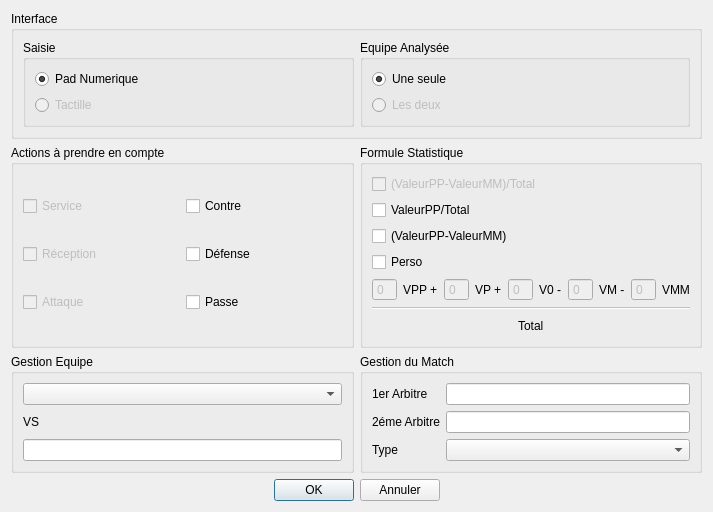
Above: ui/fenetrelancement.ui from flagage/volleyclubstats before the change. Below: the same form after it.
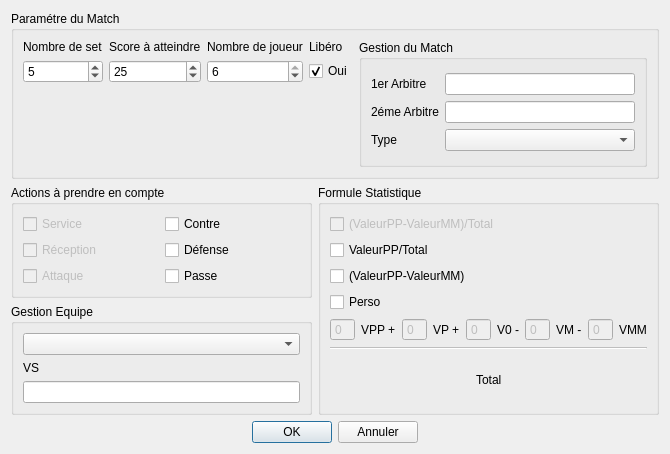
That is the form after the change.

```diff
--- a/ui/fenetrelancement.ui
+++ b/ui/fenetrelancement.ui
@@ -6,8 +6,8 @@
    <rect>
     <x>0</x>
     <y>0</y>
-    <width>713</width>
-    <height>499</height>
+    <width>670</width>
+    <height>454</height>
    </rect>
   </property>
   <property name="windowTitle">
@@ -17,77 +17,149 @@
    <item row="0" column="0" colspan="2">
     <widget class="QGroupBox" name="groupBox_5">
      <property name="title">
-      <string>Interface</string>
+      <string>Paramétre du Match</string>
      </property>
      <layout class="QGridLayout" name="gridLayout_12">
       <item row="0" column="0">
-       <widget class="QGroupBox" name="groupBox_6">
-        <property name="title">
-         <string>Saisie</string>
-        </property>
-        <layout class="QGridLayout" name="gridLayout_11">
-         <item row="0" column="0">
-          <widget class="QRadioButton" name="radioButton">
-           <property name="text">
-            <string>Pad Numerique</string>
-           </property>
-           <property name="checked">
-            <bool>true</bool>
-           </property>
-          </widget>
-         </item>
-         <item row="1" column="0">
-          <widget class="QRadioButton" name="radioButton_2">
-           <property name="enabled">
-            <bool>false</bool>
-           </property>
-           <property name="text">
-            <string>Tactille</string>
-           </property>
-          </widget>
-         </item>
-        </layout>
-       </widget>
-      </item>
-      <item row="0" column="1">
-       <widget class="QGroupBox" name="groupBox_7">
-        <property name="title">
-         <string>Equipe Analysée</string>
-        </property>
         <layout class="QGridLayout" name="gridLayout_10">
-         <item row="0" column="0">
-          <widget class="QRadioButton" name="radioButton_3">
+        <item row="0" column="1">
+         <widget class="QLabel" name="label_12">
            <property name="text">
-            <string>Une seule</string>
+           <string>Score à atteindre</string>
+          </property>
+         </widget>
+        </item>
+        <item row="0" column="3">
+         <widget class="QLabel" name="label_14">
+          <property name="text">
+           <string>Libéro</string>
+          </property>
+         </widget>
+        </item>
+        <item row="1" column="0">
+         <widget class="QSpinBox" name="spinBox_6">
+          <property name="minimum">
+           <number>1</number>
+          </property>
+          <property name="value">
+           <number>5</number>
+          </property>
+         </widget>
+        </item>
+        <item row="0" column="2">
+         <widget class="QLabel" name="label_13">
+          <property name="text">
+           <string>Nombre de joueur</string>
+          </property>
+         </widget>
+        </item>
+        <item row="1" column="2">
+         <widget class="QSpinBox" name="spinBox_8">
+          <property name="minimum">
+           <number>2</number>
+          </property>
+          <property name="maximum">
+           <number>6</number>
+          </property>
+          <property name="value">
+           <number>6</number>
+          </property>
+         </widget>
+        </item>
+        <item row="1" column="1">
+         <widget class="QSpinBox" name="spinBox_7">
+          <property name="value">
+           <number>25</number>
+          </property>
+         </widget>
+        </item>
+        <item row="1" column="3">
+         <widget class="QCheckBox" name="checkBox_11">
+          <property name="text">
+           <string>Oui</string>
            </property>
            <property name="checked">
             <bool>true</bool>
            </property>
           </widget>
          </item>
-         <item row="1" column="0">
-          <widget class="QRadioButton" name="radioButton_4">
-           <property name="enabled">
-            <bool>false</bool>
-           </property>
+        <item row="0" column="0">
+         <widget class="QLabel" name="label_11">
+          <property name="text">
+           <string>Nombre de set</string>
+          </property>
+         </widget>
+        </item>
+        <item row="2" column="1">
+         <spacer name="verticalSpacer">
+          <property name="orientation">
+           <enum>Qt::Vertical</enum>
+          </property>
+          <property name="sizeHint" stdset="0">
+           <size>
+            <width>20</width>
+            <height>40</height>
+           </size>
+          </property>
+         </spacer>
+        </item>
+       </layout>
+      </item>
+      <item row="0" column="1">
+       <widget class="QGroupBox" name="groupBox_8">
+        <property name="title">
+         <string>Gestion du Match </string>
+        </property>
+        <layout class="QGridLayout" name="gridLayout_13">
+         <item row="0" column="0">
+          <layout class="QGridLayout" name="gridLayout_4">
+           <item row="0" column="0">
+            <widget class="QLabel" name="label_8">
            <property name="text">
-            <string>Les deux</string>
+              <string>1er Arbitre</string>
            </property>
           </widget>
          </item>
-        </layout>
+           <item row="0" column="1">
+            <widget class="QLineEdit" name="lineEditArbitre"/>
+           </item>
+           <item row="3" column="0">
+            <widget class="QLabel" name="label_9">
+             <property name="text">
+              <string>Type</string>
+             </property>
+            </widget>
+           </item>
+           <item row="3" column="1">
+            <widget class="QComboBox" name="comboBox_2"/>
+           </item>
+           <item row="1" column="0">
+            <widget class="QLabel" name="label_10">
+             <property name="text">
+              <string>2éme Arbitre</string>
+             </property>
+            </widget>
+           </item>
+           <item row="1" column="1">
+            <widget class="QLineEdit" name="lineEditArbitre_2"/>
+           </item>
+          </layout>
+         </item>
+        </layout>
        </widget>
       </item>
      </layout>
     </widget>
    </item>
    <item row="1" column="0">
+    <layout class="QGridLayout" name="gridLayout_3">
+     <item row="0" column="0">
     <widget class="QGroupBox" name="groupBox">
      <property name="title">
       <string>Actions à prendre en compte</string>
      </property>
-     <layout class="QGridLayout" name="gridLayout_5">
-      <item row="1" column="0">
+       <layout class="QGridLayout" name="gridLayout_11">
+        <item row="0" column="0">
        <widget class="QCheckBox" name="checkBox">
         <property name="enabled">
          <bool>false</bool>
@@ -97,7 +169,14 @@
         </property>
        </widget>
       </item>
-      <item row="2" column="0">
+        <item row="0" column="1">
+         <widget class="QCheckBox" name="checkBox_4">
+          <property name="text">
+           <string>Contre</string>
+          </property>
+         </widget>
+        </item>
+        <item row="1" column="0">
        <widget class="QCheckBox" name="checkBox_2">
         <property name="enabled">
          <bool>false</bool>
@@ -107,7 +186,14 @@
         </property>
        </widget>
       </item>
-      <item row="3" column="0">
+        <item row="1" column="1">
+         <widget class="QCheckBox" name="checkBox_5">
+          <property name="text">
+           <string>Défense</string>
+          </property>
+         </widget>
+        </item>
+        <item row="2" column="0">
        <widget class="QCheckBox" name="checkBox_3">
         <property name="enabled">
          <bool>false</bool>
@@ -120,29 +206,51 @@
         </property>
        </widget>
       </item>
-      <item row="3" column="1">
+        <item row="2" column="1">
        <widget class="QCheckBox" name="checkBox_6">
         <property name="text">
          <string>Passe</string>
         </property>
        </widget>
       </item>
-      <item row="2" column="1">
-       <widget class="QCheckBox" name="checkBox_5">
-        <property name="text">
-         <string>Défense</string>
-        </property>
-       </widget>
-      </item>
-      <item row="1" column="1">
-       <widget class="QCheckBox" name="checkBox_4">
+       </layout>
+      </widget>
+     </item>
+     <item row="1" column="0">
+      <widget class="QGroupBox" name="groupBox_3">
+       <property name="title">
+        <string>Gestion Equipe</string>
+       </property>
+       <layout class="QGridLayout" name="gridLayout_5">
+        <item row="0" column="0">
+         <layout class="QGridLayout" name="gridLayout_2">
+          <item row="0" column="0">
+           <widget class="QComboBox" name="comboBox">
+            <property name="minimumSize">
+             <size>
+              <width>111</width>
+              <height>20</height>
+             </size>
+            </property>
+           </widget>
+          </item>
+          <item row="2" column="0">
+           <widget class="QLineEdit" name="lineEdit"/>
+          </item>
+          <item row="1" column="0">
+           <widget class="QLabel" name="label_3">
         <property name="text">
-         <string>Contre</string>
+             <string>VS</string>
         </property>
        </widget>
       </item>
      </layout>
-    </widget>
+        </item>
+       </layout>
+       <zorder></zorder>
+      </widget>
+     </item>
+    </layout>
    </item>
    <item row="1" column="1">
     <widget class="QGroupBox" name="groupBox_2">
@@ -342,84 +450,7 @@
      </layout>
     </widget>
    </item>
-   <item row="2" column="0">
-    <widget class="QGroupBox" name="groupBox_3">
-     <property name="title">
-      <string>Gestion Equipe</string>
-     </property>
-     <layout class="QGridLayout" name="gridLayout_3">
-      <item row="0" column="0">
-       <layout class="QGridLayout" name="gridLayout_2">
-        <item row="0" column="0">
-         <widget class="QComboBox" name="comboBox">
-          <property name="minimumSize">
-           <size>
-            <width>111</width>
-            <height>20</height>
-           </size>
-          </property>
-         </widget>
-        </item>
-        <item row="2" column="0">
-         <widget class="QLineEdit" name="lineEdit"/>
-        </item>
-        <item row="1" column="0">
-         <widget class="QLabel" name="label_3">
-          <property name="text">
-           <string>VS</string>
-          </property>
-         </widget>
-        </item>
-       </layout>
-      </item>
-     </layout>
-     <zorder></zorder>
-    </widget>
-   </item>
-   <item row="2" column="1">
-    <widget class="QGroupBox" name="groupBox_8">
-     <property name="title">
-      <string>Gestion du Match </string>
-     </property>
-     <layout class="QGridLayout" name="gridLayout_13">
-      <item row="0" column="0">
-       <layout class="QGridLayout" name="gridLayout_4">
-        <item row="0" column="0">
-         <widget class="QLabel" name="label_8">
-          <property name="text">
-           <string>1er Arbitre</string>
-          </property>
-         </widget>
-        </item>
-        <item row="0" column="1">
-         <widget class="QLineEdit" name="lineEditArbitre"/>
-        </item>
-        <item row="3" column="0">
-         <widget class="QLabel" name="label_9">
-          <property name="text">
-           <string>Type</string>
-          </property>
-         </widget>
-        </item>
-        <item row="3" column="1">
-         <widget class="QComboBox" name="comboBox_2"/>
-        </item>
-        <item row="1" column="0">
-         <widget class="QLabel" name="label_10">
-          <property name="text">
-           <string>2éme Arbitre</string>
-          </property>
-         </widget>
-        </item>
-        <item row="1" column="1">
-         <widget class="QLineEdit" name="lineEditArbitre_2"/>
-        </item>
-       </layout>
-      </item>
-     </layout>
-    </widget>
-   </item>
-   <item row="3" column="0" colspan="2">
+   <item row="2" column="0" colspan="2">
     <layout class="QGridLayout" name="gridLayout">
      <item row="0" column="1">
       <widget class="QPushButton" name="pushButton_ok">
```
Left out of the diff: 38 changed lines with no effect on the pictures. Lines whose indentation alone changed are shown as unchanged.
